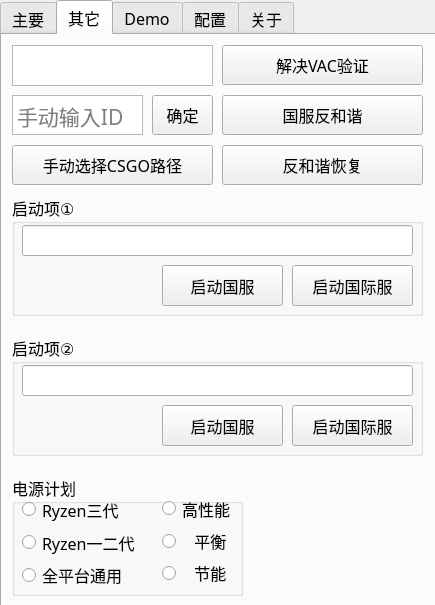
Old version of the form mainwindow.ui in the repository Purple-CSGO/CSGO-Toolbox-Qt.
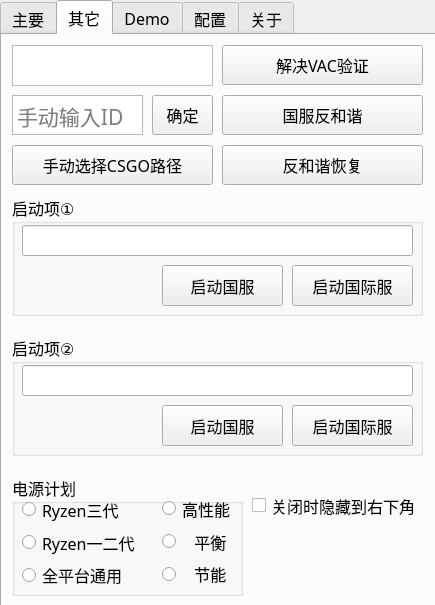
New version of the form. The open tabs and pages were chosen to show the change.

Commit message: 简单实现右下角系统托盘

Diff of the .ui file:
```diff
--- a/mainwindow.ui
+++ b/mainwindow.ui
@@ -773,7 +773,7 @@
          <x>150</x>
          <y>20</y>
          <width>73</width>
-         <height>91</height>
+         <height>92</height>
         </rect>
        </property>
        <layout class="QVBoxLayout" name="exactPlan">
@@ -911,6 +911,19 @@
        </property>
       </widget>
      </widget>
+     <widget class="QCheckBox" name="checkboxTray">
+      <property name="geometry">
+       <rect>
+        <x>250</x>
+        <y>450</y>
+        <width>171</width>
+        <height>41</height>
+       </rect>
+      </property>
+      <property name="text">
+       <string>关闭时隐藏到右下角</string>
+      </property>
+     </widget>
     </widget>
     <widget class="QWidget" name="TabDemo">
      <attribute name="title">
```
Left out of the diff: 2 changed lines with no effect on the pictures. The commit also changes 4 other files.
